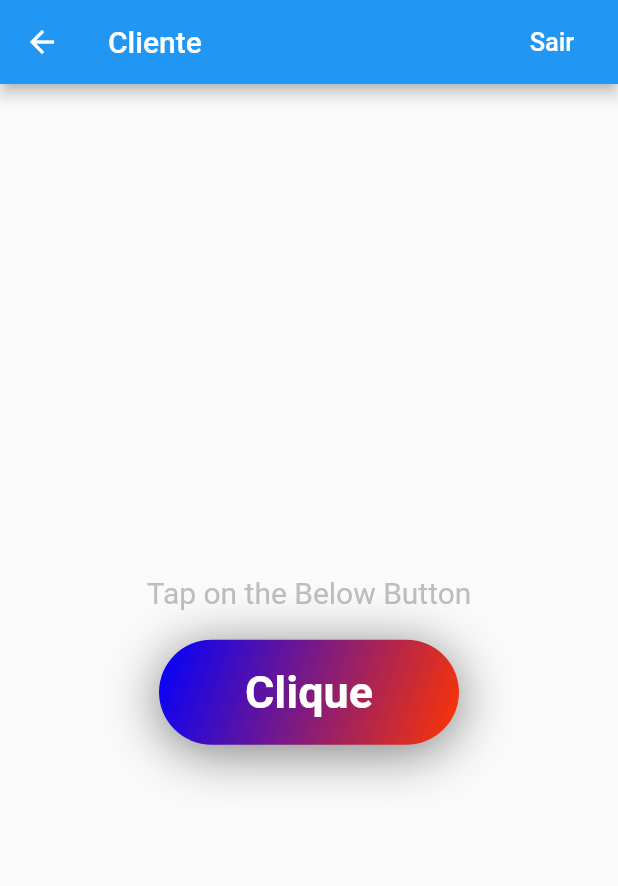
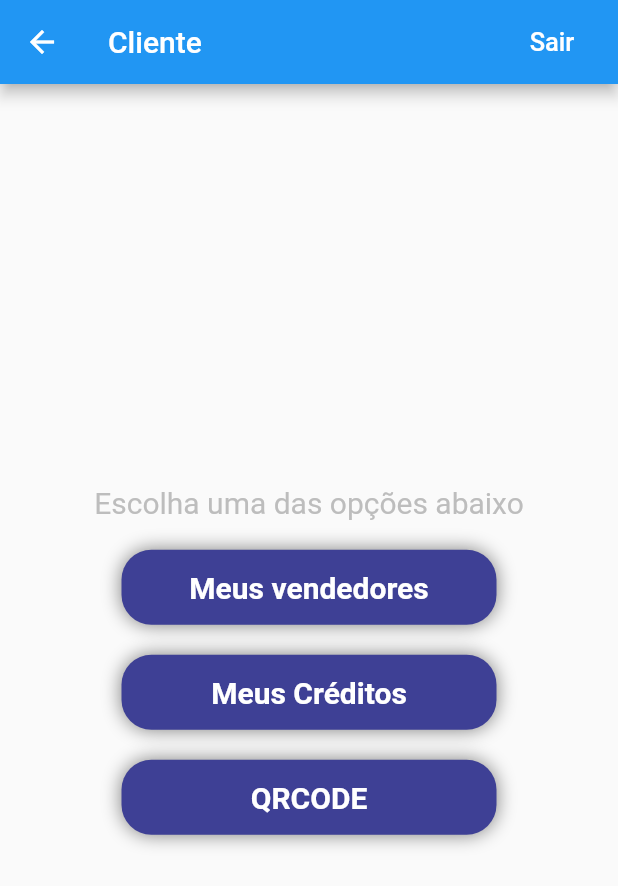
Before and after one commit to rafaelcolvara/migrou_app, a Flutter app: the ClienteLogado screen opened directly, on a phone screen of 412 x 824 dp. Shown: the top 886 px of the screen. Run offline on Flutter 3.47's test engine with Material 2 defaults, Android fonts, the phone set to English and light mode, and no system bars; our stand-ins replace flutter_mobx, image_picker, mobx, shared_preferences; missing offline and left inert: cpfcnpj, http_interceptor; accounts and stored records are empty; generated files the repository leaves out were written again.

Commit message:
Lista de vendedores

```diff
--- a/lib/pages/ClienteLogado.dart
+++ b/lib/pages/ClienteLogado.dart
@@ -1,6 +1,8 @@
 import 'package:flutter/material.dart';
 import 'package:migrou_app/componentes/Arquivos.dart';
+import 'package:migrou_app/pages/ListaVendedores.dart';
 import 'package:migrou_app/utils/AutenticationMigrou.dart';
+import 'package:migrou_app/utils/definicoes.dart';
 
 
 class ClienteLogado extends StatefulWidget {
@@ -15,7 +17,8 @@ class ClienteLogado extends StatefulWidget {
   State<StatefulWidget> createState() => new _ClienteLogadoState();
 }
 
-class _ClienteLogadoState extends State<ClienteLogado> with SingleTickerProviderStateMixin{
+class _ClienteLogadoState extends State<ClienteLogado>
+    with SingleTickerProviderStateMixin {
   final GlobalKey<FormState> formKey = GlobalKey<FormState>();
 
   final _textEditingController = TextEditingController();
@@ -23,25 +26,23 @@ class _ClienteLogadoState extends State<ClienteLogado> with SingleTickerProvider
   double _scale;
   Arquivos arq = new Arquivos();
 
-
   bool _isEmailVerified = false;
 
   @override
   void initState() {
     super.initState();
+
     _controller = AnimationController(
       vsync: this,
-      duration : Duration(microseconds: 200),
+      duration: Duration(microseconds: 200),
       lowerBound: 0.0,
       upperBound: 0.1,
     )..addListener(() {
-      setState(() {
+        setState(() {});
+      });
 
-      });
-    });
     _checkEmailVerification();
   }
-
 
   void _checkEmailVerification() async {
     _isEmailVerified = await widget.auth.isEmailVerified();
@@ -62,7 +63,8 @@ class _ClienteLogadoState extends State<ClienteLogado> with SingleTickerProvider
         // return object of type Dialog
         return AlertDialog(
           title: new Text("Verifique seu e-mail"),
-          content: new Text("Por favor, valide sua conta clicando no link enviado no seu email"),
+          content: new Text(
+              "Por favor, valide sua conta clicando no link enviado no seu email"),
           actions: <Widget>[
             new FlatButton(
               child: new Text("Reenvie link"),
@@ -90,8 +92,8 @@ class _ClienteLogadoState extends State<ClienteLogado> with SingleTickerProvider
         // return object of type Dialog
         return AlertDialog(
           title: new Text("Verifique sua conta de e-mail"),
-          content:
-              new Text("Um link de verificação foi enviado. Cheque seu e-mail."),
+          content: new Text(
+              "Um link de verificação foi enviado. Cheque seu e-mail."),
           actions: <Widget>[
             new FlatButton(
               child: new Text("Fechar"),
@@ -110,8 +112,6 @@ class _ClienteLogadoState extends State<ClienteLogado> with SingleTickerProvider
     super.dispose();
   }
 
-
-
   signOut() async {
     try {
       await widget.auth.signOut();
@@ -123,12 +123,8 @@ class _ClienteLogadoState extends State<ClienteLogado> with SingleTickerProvider
   }
 
   addNewTodo(String todoItem) {
-    if (todoItem.length > 0) {
-
+    if (todoItem.length > 0) {}
   }
-  }
-
-
 
   showAddTodoDialog(BuildContext context) async {
     _textEditingController.clear();
@@ -165,7 +161,6 @@ class _ClienteLogadoState extends State<ClienteLogado> with SingleTickerProvider
         });
   }
 
-
   @override
   Widget build(BuildContext context) {
     _scale = 1 - _controller.value;
@@ -179,10 +174,18 @@ class _ClienteLogadoState extends State<ClienteLogado> with SingleTickerProvider
                 onPressed: signOut)
           ],
         ),
-        body : Column(
-          mainAxisAlignment: MainAxisAlignment.center,
+        body: Center(
+          child:  ListView(
+            physics: BouncingScrollPhysics(),
+            shrinkWrap: true,
+            padding: const EdgeInsets.all(1.0),
             children: <Widget>[
-            Text('Tap on the Below Button',style: TextStyle(color: Colors.grey[400],fontSize: 20.0),),
+                Center(
+                    child: Text(
+                  'Escolha uma das opções abaixo',
+                  style:
+                      TextStyle(color: Colors.grey[400], fontSize: 20.0),
+                )),
                 SizedBox(
                   height: 20.0,
                 ),
@@ -192,41 +195,131 @@ class _ClienteLogadoState extends State<ClienteLogado> with SingleTickerProvider
                     onTapUp: _onTapUp,
                     child: Transform.scale(
                       scale: _scale,
-                child: _animatedButtonUI,
+                      child: _botaoVendedor,
                     ),
                   ),
                 ),
+                SizedBox(
+                  height: 20.0,
+                )                ,
+                Center(
+                  child: GestureDetector(
+                    onTapDown: _onTapDown,
+                    onTapUp: _onTapUp,
+                    child: Transform.scale(
+                      scale: _scale,
+                      child: _botaoCreditos,
+                    ),
+                  ),
+                ),
+                SizedBox(
+                  height: 20.0,
+                ),
+                Center(
+                  child: GestureDetector(
+                    onTapDown: _onTapDown,
+                    onTapUp: _onTapUp,
+                    child: Transform.scale(
+                      scale: _scale,
+                      child: _botaoQrCode,
+                    ),
+                  ),
+                ),
+
             ],
 
+
+
           ),
-        );
+        ));
   }
-
- Widget get _animatedButtonUI => Container(
-        height: 70,
-        width: 200,
+  Widget get _botaoVendedor => Container(
+        height: 50,
+        width: 250,
         decoration: BoxDecoration(
-            borderRadius: BorderRadius.circular(100.0),
+            borderRadius: BorderRadius.circular(20.0),
             boxShadow: [
               BoxShadow(
                 color: Color(0x80000000),
-                blurRadius: 30.0,
-                offset: Offset(0.0, 5.0),
+                blurRadius: 10.0,
+                offset: Offset(0.0, 0.0),
               ),
             ],
             gradient: LinearGradient(
               begin: Alignment.topLeft,
-              end: Alignment.bottomRight,
+              end: Alignment.center,
               colors: [
-                Color(0xFF0000FF),
-                Color(0xFFFF3500),
+                Color(Constantes.AZUL.value),
+                Color(Constantes.AZUL.value),
               ],
             )),
         child: Center(
           child: Text(
-            'Clique',
+            "Meus vendedores",
             style: TextStyle(
-                fontSize: 30.0,
+                fontSize: 20.0,
+                fontWeight: FontWeight.bold,
+                color: Colors.white),
+          ),
+        ),
+      );
+
+  Widget get _botaoCreditos => Container(
+        height: 50,
+        width: 250,
+        decoration: BoxDecoration(
+            borderRadius: BorderRadius.circular(20.0),
+            boxShadow: [
+              BoxShadow(
+                color: Color(0x80000000),
+                blurRadius: 10.0,
+                offset: Offset(0.0, 0.0),
+              ),
+            ],
+            gradient: LinearGradient(
+              begin: Alignment.topLeft,
+              end: Alignment.center,
+              colors: [
+                Color(Constantes.AZUL.value),
+                Color(Constantes.AZUL.value),
+              ],
+            )),
+        child: Center(
+          child: Text(
+            "Meus Créditos",
+            style: TextStyle(
+                fontSize: 20.0,
+                fontWeight: FontWeight.bold,
+                color: Colors.white),
+          ),
+        ),
+      );
+
+  Widget get _botaoQrCode => Container(
+        height: 50,
+        width: 250,
+        decoration: BoxDecoration(
+            borderRadius: BorderRadius.circular(20.0),
+            boxShadow: [
+              BoxShadow(
+                color: Color(0x80000000),
+                blurRadius: 10.0,
+                offset: Offset(0.0, 0.0),
+              ),
+            ],
+            gradient: LinearGradient(
+              begin: Alignment.topLeft,
+              end: Alignment.center,
+              colors: [
+                Color(Constantes.AZUL.value),
+                Color(Constantes.AZUL.value),
+              ],
+            )),
+        child: Center(
+          child: Text(
+            "QRCODE",
+            style: TextStyle(
+                fontSize: 20.0,
                 fontWeight: FontWeight.bold,
                 color: Colors.white),
           ),
@@ -235,6 +328,10 @@ class _ClienteLogadoState extends State<ClienteLogado> with SingleTickerProvider
 
   void _onTapDown(TapDownDetails details) {
     _controller.forward();
+     Navigator.push(
+    context,
+    MaterialPageRoute(builder: (context) => ListaVendedores()),
+  );
   }
 
   void _onTapUp(TapUpDetails details) {
```
Also changed, not shown: lib/componentes/Progress.dart (added, +20 -0 lines), lib/http/webClients/PessoaWebClient.dart (+10 -0 lines), lib/model/VendedorDTO.dart (added, +26 -0 lines), lib/pages/ListaVendedores.dart (added, +72 -0 lines), lib/pages/MenuPrincipal.dart (deleted, +0 -118 lines), lib/pages/RootPage.dart (+6 -5 lines), 1 other file. Lines whose indentation alone changed are shown as unchanged.
